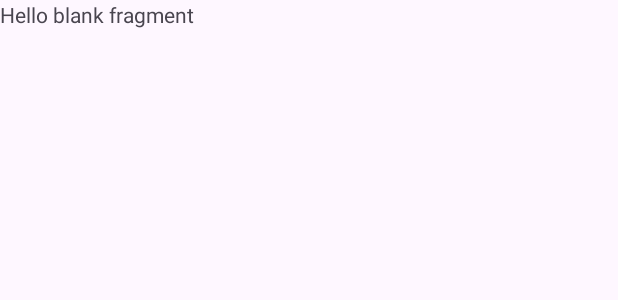
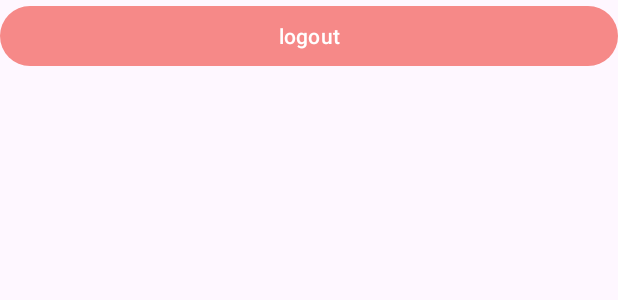
Before and after one commit to raza404y/ShopNow, an Android app: the layout fragment_profile.xml on its own in the app's theme, with its tools: preview values and no code run, on a phone screen of 412 x 824 dp. Shown: the top 300 px of the screen. Run offline under Robolectric (Android 15) with nearby library versions, the phone set to English and light mode, and no system bars.

Commit message:
Initial Commit

```diff
--- a/app/src/main/java/com/example/shopnow/activities/SignUp.kt
+++ b/app/src/main/java/com/example/shopnow/activities/SignUp.kt
@@ -62,7 +62,7 @@ class SignUp : AppCompatActivity(),MyLoadingButton.MyLoadingButtonClick {
                 Firebase.firestore.collection(Constants.users).document(task.result.user!!.uid).set(users).addOnCompleteListener{task ->
                     if (task.isSuccessful){
                         binding.signupBtn.showNormalButton()
-                       startActivity(Intent(this@SignUp,MainActivity::class.java))
+                       startActivity(Intent(this@SignUp,Login::class.java))
                         finish()
                         showToast("Account created")
                     }
--- a/app/src/main/res/layout/fragment_profile.xml
+++ b/app/src/main/res/layout/fragment_profile.xml
@@ -6,9 +6,10 @@
     tools:context=".fragments.Profile">
 
     <!-- TODO: Update blank fragment layout -->
-    <TextView
+    <Button
+        android:id="@+id/logoutBtn"
         android:layout_width="match_parent"
-        android:layout_height="match_parent"
-        android:text="@string/hello_blank_fragment" />
+        android:layout_height="wrap_content"
+        android:text="logout" />
 
 </FrameLayout>
```
Also changed, not shown: app/src/main/java/com/example/shopnow/fragments/Profile.kt (+16 -39 lines).
